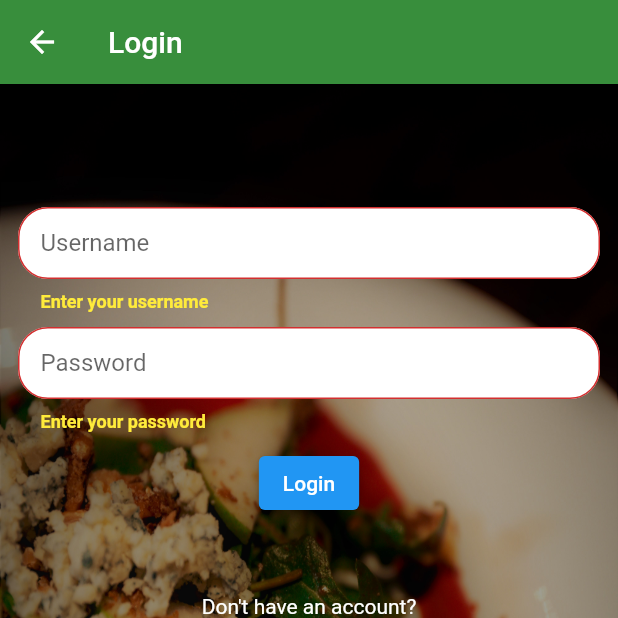
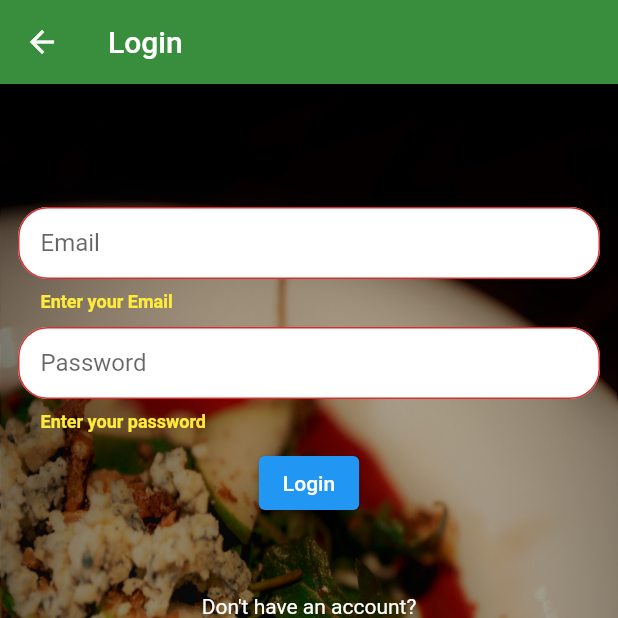
Before and after one commit to zindelluib/yummyrecipes-flutter-app, a Flutter app: the LoginPage screen opened by its route, after a tap on "Login", on a phone screen of 412 x 824 dp, the top half of it. Run offline on Flutter 3.47's test engine with Material 2 defaults, Android fonts, the phone set to English and light mode, and no system bars.

```diff
--- a/lib/accountmenu.dart
+++ b/lib/accountmenu.dart
@@ -1,4 +1,6 @@
 import 'package:flutter/material.dart';
+import 'package:provider/provider.dart';
+import 'models/authmodel.dart';
 
 class AccountMenu extends StatelessWidget{
 
@@ -25,6 +27,7 @@ class AccountMenu extends StatelessWidget{
 							IconButton(
 								icon: Icon(Icons.close),
 								onPressed: () {
+									Provider.of<AuthModel>(context,listen:false).logout();
 									Navigator.pushNamedAndRemoveUntil(context, '/login',(Route<dynamic> route) => false);
 								}
 							),//IconButton
--- a/lib/loginform.dart
+++ b/lib/loginform.dart
@@ -1,6 +1,7 @@
 import 'package:flutter/material.dart';
-
-
+import 'package:provider/provider.dart';
+import 'models/authmodel.dart';
+import 'services/loginservice.dart';
 class LoginForm extends StatefulWidget{
 	@override
 	LoginFormState createState() => LoginFormState();
@@ -26,18 +27,35 @@ class LoginFormState extends State<LoginForm>{
 	final _formKey  = GlobalKey<FormState>();
 	final emailExp = new RegExp(r"(^[a-zA-Z0-9_.+-]+@[a-zA-Z0-9-]+\.[a-zA-Z0-9-.]+$)");
 	final passTxtController  = TextEditingController();
-
+	final emailTxtController = TextEditingController();
+	//String errMsg = "";
 	@override
 	  void dispose() {
 	    passTxtController.dispose();
+	    emailTxtController.dispose();
 	    super.dispose();
 	  }
 
-	_login(){
+	_login() async{
 
 		if (_formKey.currentState.validate()) {
-			//No auth
-			Navigator.pushNamedAndRemoveUntil(context, '/',(Route<dynamic> route) => false);
+			String email = emailTxtController.text;
+			String password = passTxtController.text;
+
+			var loginRes  = await authenticate(email,password);
+			if(loginRes.errMsg == null){
+				Provider.of<AuthModel>(context,listen:false).login(loginRes.token);
+			 	Navigator.pushNamedAndRemoveUntil(context, '/',(Route<dynamic> route) => false);
+			}
+			else{
+				Scaffold.of(context).showSnackBar(SnackBar(content: Text('${loginRes.errMsg}',
+					style: TextStyle(
+							color: Colors.yellow
+					)
+
+				)));
+			}
+
 		}
 
 	}
@@ -51,10 +69,11 @@ class LoginFormState extends State<LoginForm>{
 						height: 70
 					),
 					TextFormField(
-						decoration : txtDecoration('Username'),
+						controller: emailTxtController,
+						decoration : txtDecoration('Email'),
 						validator: (value){
 							if (value.isEmpty) {
-						      return 'Enter your username';
+						      return 'Enter your Email';
 						    }
 						    return null;
 						}
--- a/lib/main.dart
+++ b/lib/main.dart
@@ -4,7 +4,7 @@ import 'loginpage.dart';
 import 'recipespage.dart';
 import 'registrationpage.dart';
 import 'favoritespage.dart';
-import 'models/favoritesmodel.dart';
+import 'models/authmodel.dart';
 import 'package:provider/provider.dart';
 void main() {
   runApp(YummyRecipesApp());
@@ -16,7 +16,7 @@ class YummyRecipesApp extends StatelessWidget{
   @override
   Widget build(BuildContext context){
     return ChangeNotifierProvider(
-      create: (context) => FavoritesModel(),
+      create: (context) => AuthModel(),
       child: MaterialApp(
         title: 'Yummy Recipes',
         initialRoute: '/',
--- /dev/null
+++ b/lib/models/authmodel.dart
@@ -0,0 +1,23 @@
+import 'package:flutter/material.dart';
+
+class AuthModel extends ChangeNotifier{
+
+	bool _isLoggedIn = false;
+	String _token = "";
+
+
+	bool get isLoggedIn => _isLoggedIn;
+	String get token => _token;
+
+	void login(String token){
+		_isLoggedIn = true;
+		_token  = token;
+		//notifyListeners();
+	}
+
+
+	void logout(){
+		_isLoggedIn = false;
+		_token  = "";
+	}
+}
--- /dev/null
+++ b/lib/services/config.dart
@@ -0,0 +1 @@
+const API_URL = 'http://192.168.0.11:8000/api';
--- a/pubspec.yaml
+++ b/pubspec.yaml
@@ -24,7 +24,7 @@ dependencies:
   flutter:
     sdk: flutter
   provider: ^3.0.0
-
+  http: ^0.12.2
 
   # The following adds the Cupertino Icons font to your application.
   # Use with the CupertinoIcons class for iOS style icons.
```
Also changed, not shown: lib/homepage.dart (+6 -1 lines), lib/jsonmodels/loginresponse.dart (added, +15 -0 lines), lib/registrationform.dart (+10 -3 lines), lib/services/loginservice.dart (added, +21 -0 lines), pubspec.lock.
